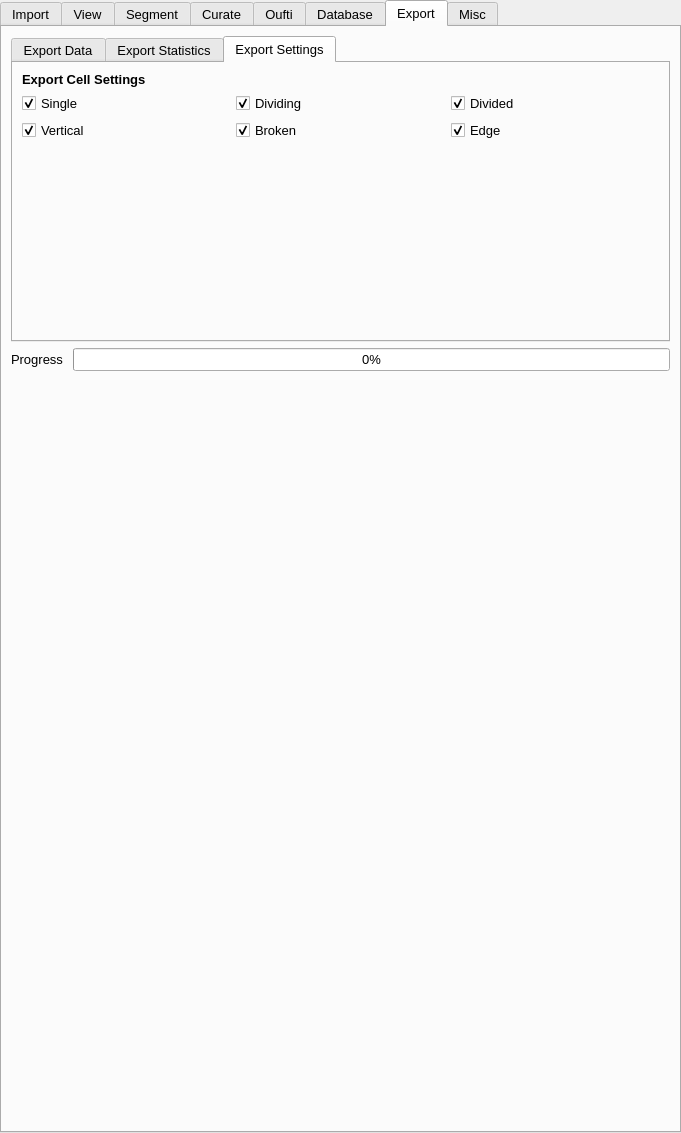
Before: the Qt Designer form src/napari_bacseg/bacseg_ui.ui in piedrro/napari-bacseg, drawn with Qt 5.
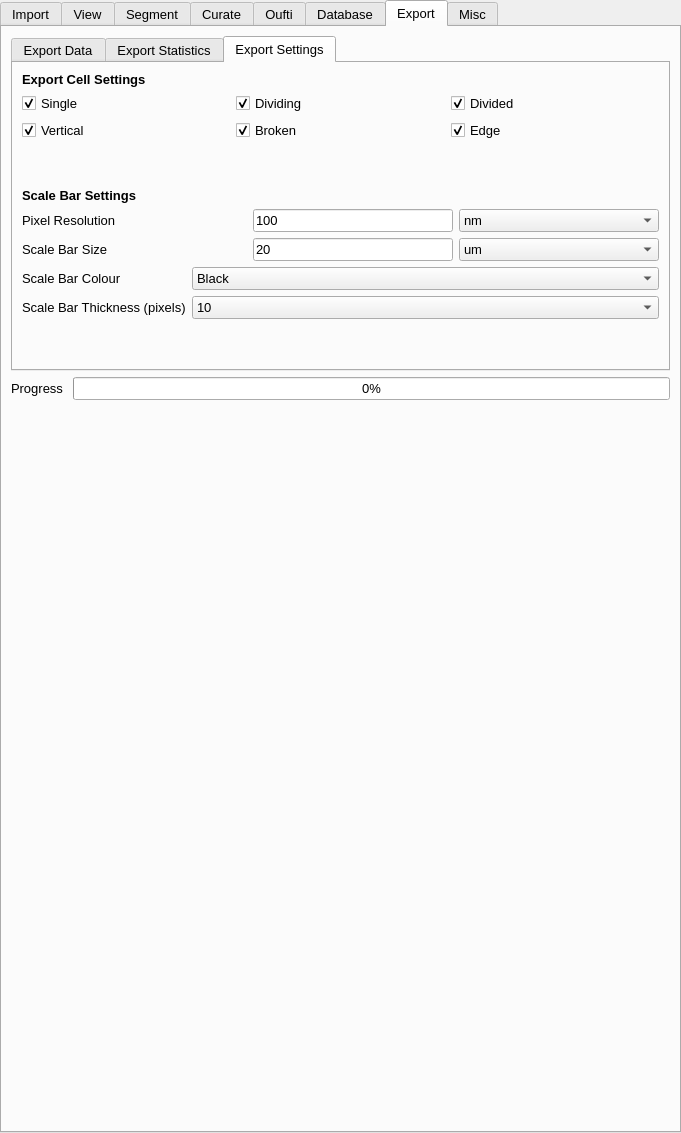
After: the same form once the commit is applied. The open tabs and pages were chosen to show the change.

Commit message: Added export scalebar options

What changed in the file:
```diff
--- a/src/napari_bacseg/bacseg_ui.ui
+++ b/src/napari_bacseg/bacseg_ui.ui
@@ -4551,6 +4551,189 @@
           </item>
          </layout>
         </item>
+        <item>
+         <spacer name="verticalSpacer_42">
+          <property name="orientation">
+           <enum>Qt::Vertical</enum>
+          </property>
+          <property name="sizeHint" stdset="0">
+           <size>
+            <width>20</width>
+            <height>40</height>
+           </size>
+          </property>
+         </spacer>
+        </item>
+        <item>
+         <widget class="QLabel" name="label_49">
+          <property name="font">
+           <font>
+            <pointsize>10</pointsize>
+            <weight>75</weight>
+            <bold>true</bold>
+           </font>
+          </property>
+          <property name="text">
+           <string>Scale Bar Settings</string>
+          </property>
+         </widget>
+        </item>
+        <item>
+         <layout class="QGridLayout" name="gridLayout_27">
+          <item row="0" column="2">
+           <widget class="QComboBox" name="export_scalebar_resolution_units">
+            <property name="maximumSize">
+             <size>
+              <width>200</width>
+              <height>100</height>
+             </size>
+            </property>
+            <item>
+             <property name="text">
+              <string>nm</string>
+             </property>
+            </item>
+            <item>
+             <property name="text">
+              <string>um</string>
+             </property>
+            </item>
+           </widget>
+          </item>
+          <item row="0" column="0">
+           <widget class="QLabel" name="label_50">
+            <property name="text">
+             <string>Pixel Resolution</string>
+            </property>
+           </widget>
+          </item>
+          <item row="0" column="1">
+           <widget class="QLineEdit" name="export_scalebar_resolution">
+            <property name="maximumSize">
+             <size>
+              <width>200</width>
+              <height>16777215</height>
+             </size>
+            </property>
+            <property name="text">
+             <string>100</string>
+            </property>
+           </widget>
+          </item>
+          <item row="1" column="0">
+           <widget class="QLabel" name="label_55">
+            <property name="text">
+             <string>Scale Bar Size</string>
+            </property>
+           </widget>
+          </item>
+          <item row="1" column="1">
+           <widget class="QLineEdit" name="export_scalebar_size">
+            <property name="maximumSize">
+             <size>
+              <width>200</width>
+              <height>16777215</height>
+             </size>
+            </property>
+            <property name="text">
+             <string>20</string>
+            </property>
+           </widget>
+          </item>
+          <item row="1" column="2">
+           <widget class="QComboBox" name="export_scalebar_size_units">
+            <property name="maximumSize">
+             <size>
+              <width>200</width>
+              <height>100</height>
+             </size>
+            </property>
+            <property name="currentIndex">
+             <number>1</number>
+            </property>
+            <item>
+             <property name="text">
+              <string>nm</string>
+             </property>
+            </item>
+            <item>
+             <property name="text">
+              <string>um</string>
+             </property>
+            </item>
+           </widget>
+          </item>
+         </layout>
+        </item>
+        <item>
+         <layout class="QFormLayout" name="formLayout_19">
+          <item row="0" column="0">
+           <widget class="QLabel" name="label_71">
+            <property name="text">
+             <string>Scale Bar Colour</string>
+            </property>
+           </widget>
+          </item>
+          <item row="0" column="1">
+           <widget class="QComboBox" name="export_scalebar_colour">
+            <item>
+             <property name="text">
+              <string>Black</string>
+             </property>
+            </item>
+            <item>
+             <property name="text">
+              <string>White</string>
+             </property>
+            </item>
+           </widget>
+          </item>
+          <item row="1" column="0">
+           <widget class="QLabel" name="label_72">
+            <property name="text">
+             <string>Scale Bar Thickness (pixels)</string>
+            </property>
+           </widget>
+          </item>
+          <item row="1" column="1">
+           <widget class="QComboBox" name="export_scalebar_thickness">
+            <property name="currentIndex">
+             <number>3</number>
+            </property>
+            <item>
+             <property name="text">
+              <string>1</string>
+             </property>
+            </item>
+            <item>
+             <property name="text">
+              <string>2</string>
+             </property>
+            </item>
+            <item>
+             <property name="text">
+              <string>5</string>
+             </property>
+            </item>
+            <item>
+             <property name="text">
+              <string>10</string>
+             </property>
+            </item>
+            <item>
+             <property name="text">
+              <string>15</string>
+             </property>
+            </item>
+            <item>
+             <property name="text">
+              <string>20</string>
+             </property>
+            </item>
+           </widget>
+          </item>
+         </layout>
+        </item>
         <item>
          <spacer name="verticalSpacer_36">
           <property name="orientation">
```
Left out of the diff: 21 changed lines with no effect on the pictures. The commit also changes 3 other files.
